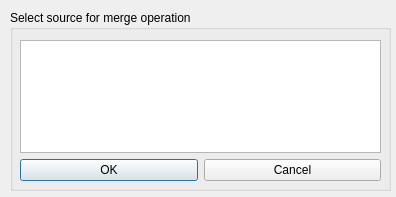
This is code/nel/tools/3d/object_viewer_qt/src/plugins/translation_manager/source_selection.ui in ryzom/ryzomcore as Qt 5 draws it before an edit. The edited form follows.
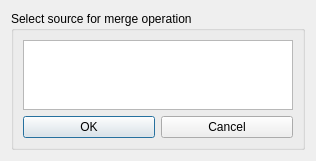
This is the edited form.

Commit message:
Changed: Fixed an error when cancelling a merge window, added double click support on merge source. Fixed window scaling on merge windows.
branch : gsoc2011-translationovqt

Diff of the .ui file:
```diff
--- a/code/nel/tools/3d/object_viewer_qt/src/plugins/translation_manager/source_selection.ui
+++ b/code/nel/tools/3d/object_viewer_qt/src/plugins/translation_manager/source_selection.ui
@@ -12,8 +12,8 @@
    <rect>
     <x>0</x>
     <y>0</y>
-    <width>396</width>
-    <height>197</height>
+    <width>316</width>
+    <height>155</height>
    </rect>
   </property>
   <property name="windowTitle">
@@ -22,27 +22,14 @@
   <property name="modal">
    <bool>true</bool>
   </property>
+  <layout class="QGridLayout" name="gridLayout_2">
+   <item row="0" column="0">
   <widget class="QGroupBox" name="groupBox">
-   <property name="geometry">
-    <rect>
-     <x>10</x>
-     <y>10</y>
-     <width>381</width>
-     <height>181</height>
-    </rect>
-   </property>
    <property name="title">
     <string>Select source for merge operation</string>
    </property>
-   <widget class="QWidget" name="">
-    <property name="geometry">
-     <rect>
-      <x>10</x>
-      <y>30</y>
-      <width>361</width>
-      <height>141</height>
-     </rect>
-    </property>
+     <layout class="QGridLayout" name="gridLayout_3">
+      <item row="0" column="0">
     <layout class="QGridLayout" name="gridLayout">
      <item row="0" column="0" colspan="2">
       <widget class="QListWidget" name="listWidget"/>
@@ -62,8 +49,11 @@
       </widget>
      </item>
     </layout>
-   </widget>
-  </widget>
+      </item>
+     </layout>
+    </widget>
+   </item>
+  </layout>
  </widget>
  <resources/>
  <connections/>
```
Left out of the diff: 2 changed lines with no effect on the pictures. Lines whose indentation alone changed are shown as unchanged. The commit also changes 4 other files.
